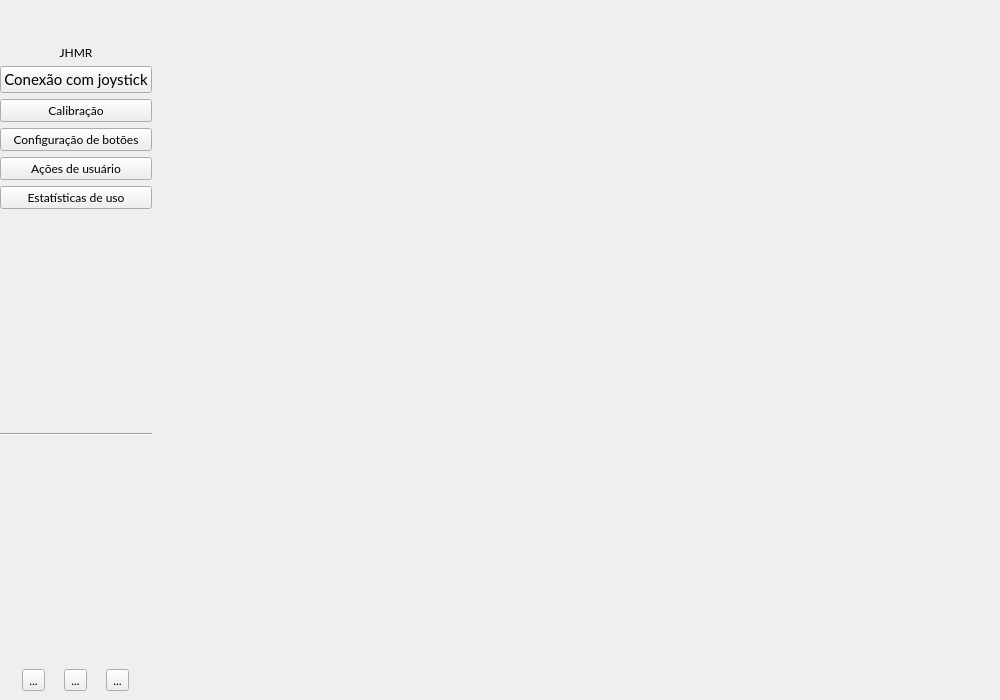
Old version of the form ui/ui_files/main_window.ui in the repository JPCassimiro/JHMR.
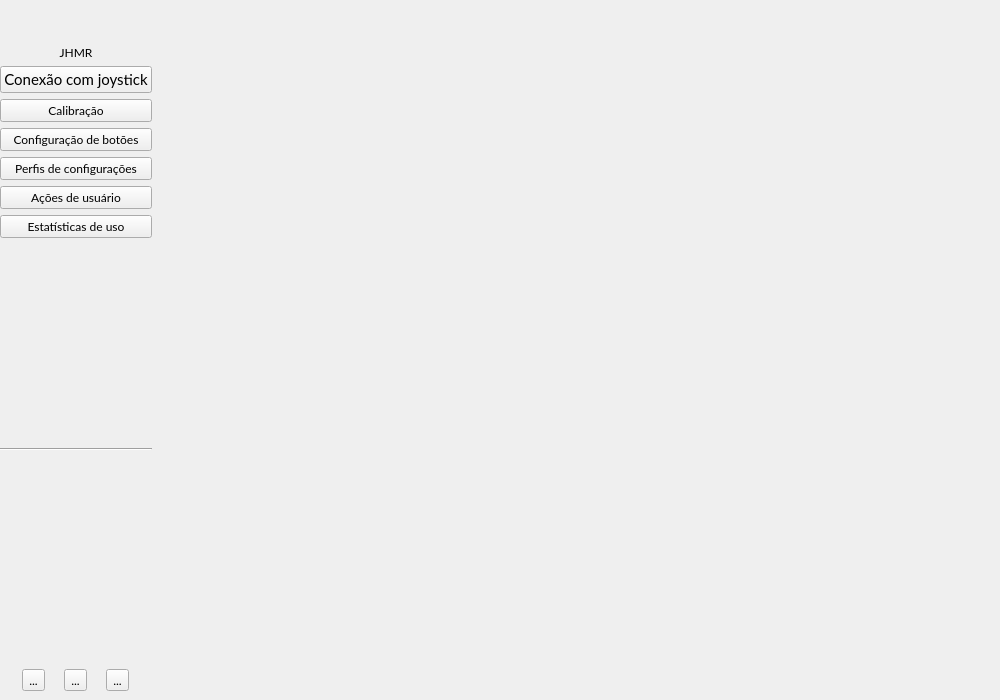
New version of the form. Icons and pictures are not drawn.

The edit to the form file:
```diff
--- a/ui/ui_files/main_window.ui
+++ b/ui/ui_files/main_window.ui
@@ -241,7 +241,7 @@
     </item>
     <item row="0" column="0" rowspan="2">
      <widget class="QWidget" name="sideMenu_2" native="true">
-      <layout class="QVBoxLayout" name="sideMenu" stretch="0,0,1,0,0,0,0,0,0,0,0">
+      <layout class="QVBoxLayout" name="sideMenu" stretch="0,0,1,0,0,0,0,0,0,0,0,0">
        <property name="leftMargin">
         <number>0</number>
        </property>
@@ -340,6 +340,13 @@
          </property>
         </widget>
        </item>
+       <item>
+        <widget class="QPushButton" name="gameProfileButton">
+         <property name="text">
+          <string>Perfis de configurações</string>
+         </property>
+        </widget>
+       </item>
        <item>
         <widget class="QPushButton" name="userActionsButton">
          <property name="text">
```
